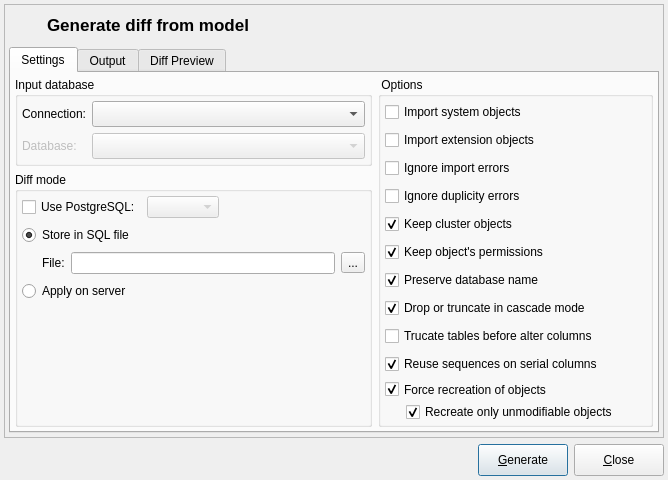
Qt form libpgmodeler_ui/ui/modeldatabasediffform.ui (pgmodeler/pgmodeler) before a commit.
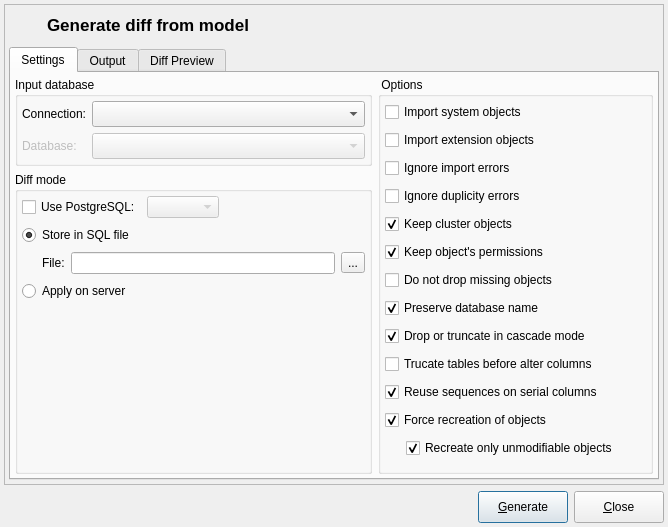
The same form after that commit. Icons and pictures are not drawn.

Commit message: Added the abitily to diff partial models without drop the not imported ones from the original database. (issue #806)

```diff
--- a/libpgmodeler_ui/ui/modeldatabasediffform.ui
+++ b/libpgmodeler_ui/ui/modeldatabasediffform.ui
@@ -10,7 +10,7 @@
     <x>0</x>
     <y>0</y>
     <width>668</width>
-    <height>480</height>
+    <height>527</height>
    </rect>
   </property>
   <property name="sizePolicy">
@@ -333,7 +333,7 @@
                </item>
               </layout>
              </item>
-             <item row="12" column="0">
+             <item row="13" column="0">
               <spacer name="verticalSpacer">
                <property name="orientation">
                 <enum>Qt::Vertical</enum>
@@ -346,7 +346,7 @@
                </property>
               </spacer>
              </item>
-             <item row="8" column="0">
+             <item row="9" column="0">
               <layout class="QHBoxLayout" name="horizontalLayout_14">
                <item>
                 <widget class="QCheckBox" name="trunc_tables_chk">
@@ -478,7 +478,7 @@
                </item>
               </layout>
              </item>
-             <item row="7" column="0">
+             <item row="8" column="0">
               <layout class="QHBoxLayout" name="horizontalLayout_16">
                <item>
                 <widget class="QCheckBox" name="cascade_mode_chk">
@@ -607,7 +607,7 @@
                </item>
               </layout>
              </item>
-             <item row="10" column="0">
+             <item row="11" column="0">
               <layout class="QGridLayout" name="gridLayout_8">
                <item row="1" column="1">
                 <widget class="QCheckBox" name="recreate_unmod_chk">
@@ -751,7 +751,7 @@
                </item>
               </layout>
              </item>
-             <item row="9" column="0">
+             <item row="10" column="0">
               <layout class="QHBoxLayout" name="horizontalLayout_20">
                <item>
                 <widget class="QCheckBox" name="reuse_sequences_chk">
@@ -796,7 +796,7 @@
                </item>
               </layout>
              </item>
-             <item row="6" column="0">
+             <item row="7" column="0">
               <layout class="QHBoxLayout" name="horizontalLayout_21">
                <item>
                 <widget class="QCheckBox" name="preserve_db_name_chk">
@@ -838,6 +838,48 @@
                </item>
               </layout>
              </item>
+             <item row="6" column="0">
+              <layout class="QHBoxLayout" name="horizontalLayout_22">
+               <item>
+                <widget class="QCheckBox" name="keep_not_imported_objs_chk">
+                 <property name="toolTip">
+                  <string/>
+                 </property>
+                 <property name="statusTip">
+                  <string>Avoid the generation of DROP commands for objects that exists in database but not in the model. This is useful when diff a partial model against the complete database.</string>
+                 </property>
+                 <property name="text">
+                  <string>Do not drop missing objects</string>
+                 </property>
+                 <property name="checked">
+                  <bool>false</bool>
+                 </property>
+                </widget>
+               </item>
+               <item>
+                <widget class="QWidget" name="keep_not_imported_objs_hint" native="true">
+                 <property name="sizePolicy">
+                  <sizepolicy hsizetype="Fixed" vsizetype="Fixed">
+                   <horstretch>0</horstretch>
+                   <verstretch>0</verstretch>
+                  </sizepolicy>
+                 </property>
+                 <property name="minimumSize">
+                  <size>
+                   <width>22</width>
+                   <height>22</height>
+                  </size>
+                 </property>
+                 <property name="maximumSize">
+                  <size>
+                   <width>22</width>
+                   <height>22</height>
+                  </size>
+                 </property>
+                </widget>
+               </item>
+              </layout>
+             </item>
             </layout>
            </widget>
           </item>
```
The commit also changes 4 other files.
